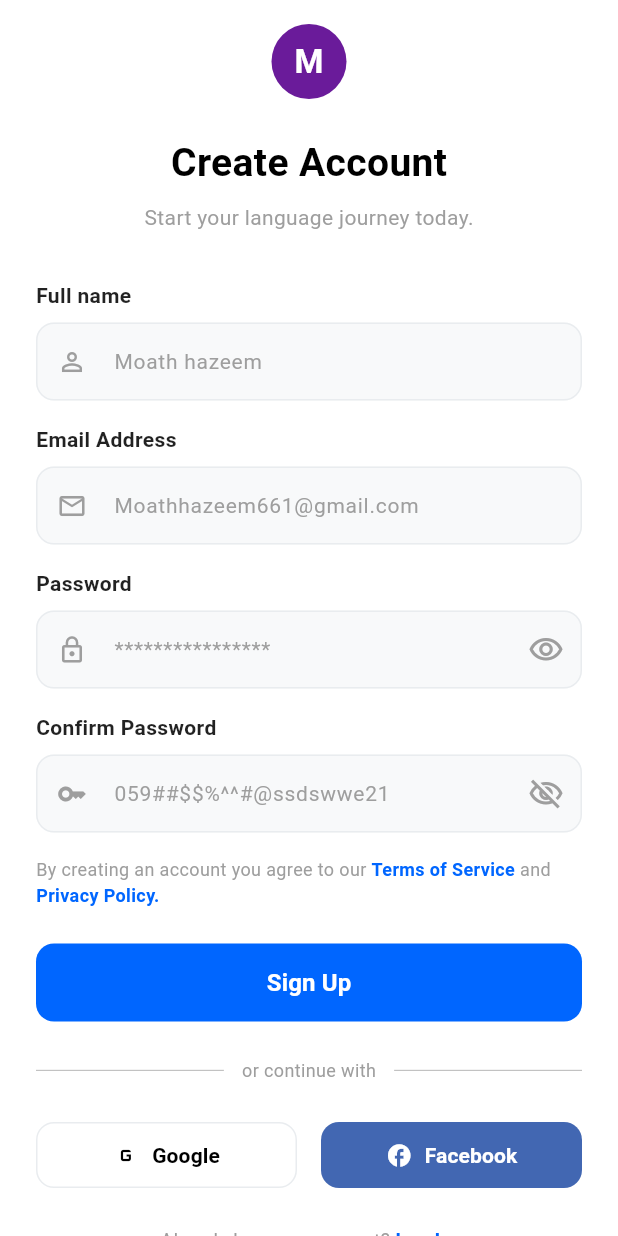
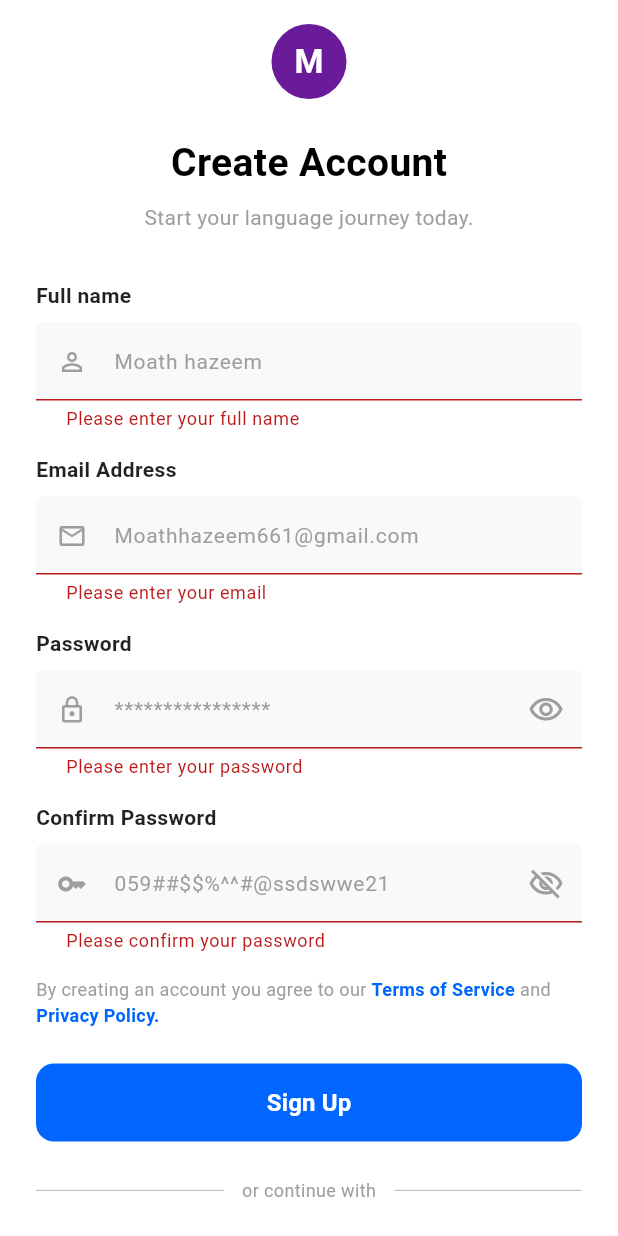
Before and after one commit to Moathhazeem/lughati, a Flutter app: the SignUpScreen screen opened directly, after a tap on "Sign Up", on a phone screen of 412 x 824 dp. Run offline on Flutter 3.47's test engine with Material 3 defaults, Android fonts, the phone set to English and light mode, and no system bars.

Commit message:
New update

```diff
--- a/lib/Intro/sign_up.dart
+++ b/lib/Intro/sign_up.dart
@@ -99,6 +99,18 @@ class _SignUpScreenState extends State<SignUpScreen> {
                     hintText: 'Moath hazeem',
                     prefixIcon: Icons.person_outline,
                   ),
+                  validator: (value){
+                    if(value == null || value.trim().isEmpty){
+                      return 'Please enter your full name';
+                    }
+                    if (value.trim().split(' ').length < 2){
+                      return 'Please enter at least a first and last name';
+                    }
+                    if(value.trim().length < 3){
+                      return 'Name must be at least 3 characters long';
+                    }
+                    return null;
+                  },
                 ),
                 const SizedBox(height: 16),
 
@@ -112,6 +124,18 @@ class _SignUpScreenState extends State<SignUpScreen> {
                     hintText: 'Moathhazeem661@gmail.com',
                     prefixIcon: Icons.email_outlined,
                   ),
+                  validator:(value){
+                    if(value == null || value.trim().isEmpty){
+                      return 'Please enter your email';
+                    }
+                    if(!value.toLowerCase().contains('@gmail.com')){
+                      return 'Email must contain @gmail.com';
+                    }
+                    if(value.trim().length < 3){
+                      return 'Email must be at least 3 characters long';
+                    }
+                    return null;
+                  }
                 ),
                 const SizedBox(height: 16),
 
@@ -136,6 +160,27 @@ class _SignUpScreenState extends State<SignUpScreen> {
                       },
                     ),
                   ),
+                  validator:(value){
+                    if(value == null|| value.trim().isEmpty){
+                      return 'Please enter your password';
+                    }
+                    if(value.length < 8){
+                      return 'Please make your pasword at least 8 characters';
+                    }
+                    if(!value.contains(RegExp(r'[A-Z]'))){
+                      return 'Password must contain an uppercase letter';
+                    }
+                    if(!value.contains(RegExp(r'[a-z]'))){
+                      return 'Password must contain an lowercase letter';
+                    }
+                    if(!value.contains(RegExp(r'[0-9]'))){
+                      return 'Password must contain a number';
+                    }
+                    if(!value.contains(RegExp(r'[!@#$%^&*(),.?":{}|<>]'))){
+                      return 'Password must contain a special character';
+                    }
+                    return null;
+                  }
                 ),
                 const SizedBox(height: 16),
 
@@ -160,6 +205,15 @@ class _SignUpScreenState extends State<SignUpScreen> {
                       },
                     ),
                   ),
+                  validator: (value){
+                    if(value == null || value.isEmpty){
+                      return 'Please confirm your password';
+                    }
+                    if(value != _passwordController.text){
+                      return 'Password do not match';
+                    }
+                    return null;
+                  }
                 ),
                 const SizedBox(height: 16),
 
@@ -197,7 +251,15 @@ class _SignUpScreenState extends State<SignUpScreen> {
                   width: double.infinity,
                   height: 52,
                   child: ElevatedButton(
-                    onPressed: () {},
+                    onPressed: () {
+                      if (_formKey.currentState!.validate()) {
+                        // All validations passed, proceed with sign up
+                        // Add your sign up logic here
+                        ScaffoldMessenger.of(context).showSnackBar(
+                          const SnackBar(content: Text('Sign up successful!')),
+                        );
+                      }
+                    },
                     style: ElevatedButton.styleFrom(
                       backgroundColor: const Color(0xFF0066FF),
                       shape: RoundedRectangleBorder(
```
